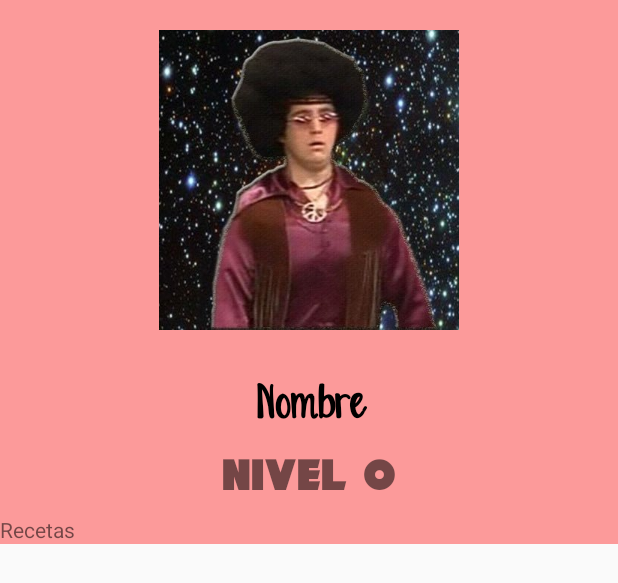
After one commit to AlexGal0/QBeat, an Android app: the layout user_view.xml on its own in the app's theme, with its tools: preview values and no code run, on a phone screen of 412 x 824 dp. The commit adds this screen. Shown: the top 583 px of the screen. Run offline under Robolectric (Android 15) with nearby library versions, the phone set to English and light mode, and no system bars.

Commit message:
Add users views

```diff
--- a/app/src/main/AndroidManifest.xml
+++ b/app/src/main/AndroidManifest.xml
@@ -31,6 +31,7 @@
         <activity android:name=".Login"                     android:screenOrientation="portrait"/>
         <activity android:name=".Registrar"                 android:screenOrientation="portrait"/>
         <activity android:name=".Add_Ingredient"            android:screenOrientation="portrait"/>
+        <activity android:name=".UserView"                  android:screenOrientation="portrait"/>
         <activity android:name=".ImageViewCompleteFragment"/>
 
     </application>
--- a/app/src/main/java/android/bignerdranch/com/myapplication/AdapterRecycleViewHome.java
+++ b/app/src/main/java/android/bignerdranch/com/myapplication/AdapterRecycleViewHome.java
@@ -91,7 +91,7 @@ public class AdapterRecycleViewHome extends RecyclerView.Adapter<AdapterRecycleV
                 holder.download.setOnClickListener(new DownloadButtonClickListener(receta, holder.imagen, holder.download, holder.progressBar));
             }
             else{
-                holder.imagen.setImageBitmap(Util.fixSize(receta.getImage(), 100));
+                holder.imagen.setImageBitmap(Util.scaleTo(receta.getImage(), 100));
                 holder.progressBar.setVisibility(View.GONE);
                 holder.imagen.setVisibility(View.VISIBLE);
                 holder.download.setVisibility(View.GONE);
@@ -133,7 +133,7 @@ public class AdapterRecycleViewHome extends RecyclerView.Adapter<AdapterRecycleV
 
                         receta.setImage(bytes);
                         Log.i("DESCARGA DE IMAGENES", "AVISO!!!");
-                        imagen.setImageBitmap(Util.fixSize(bytes, 200));
+                        imagen.setImageBitmap(Util.fixSize(bytes));
                         progressBar.setVisibility(View.GONE);
                         imagen.setVisibility(View.VISIBLE);
                         download.setVisibility(View.GONE);
@@ -149,7 +149,7 @@ public class AdapterRecycleViewHome extends RecyclerView.Adapter<AdapterRecycleV
 
             }
             else{
-                imagen.setImageBitmap(Util.fixSize(receta.getImage(), 200));
+                imagen.setImageBitmap(Util.fixSize(receta.getImage()));
                 progressBar.setVisibility(View.GONE);
                 imagen.setVisibility(View.VISIBLE);
                 download.setVisibility(View.GONE);
--- /dev/null
+++ b/app/src/main/res/layout/user_view.xml
@@ -0,0 +1,111 @@
+<?xml version="1.0" encoding="utf-8"?>
+<LinearLayout xmlns:android="http://schemas.android.com/apk/res/android"
+    xmlns:app="http://schemas.android.com/apk/res-auto"
+    android:layout_width="match_parent"
+    android:layout_height="match_parent"
+    android:orientation="vertical">
+
+    <ProgressBar
+        android:id="@+id/user_progress_bar"
+        style="?android:attr/progressBarStyle"
+        android:layout_width="match_parent"
+        android:layout_height="match_parent"
+        android:padding="100dp"
+        android:visibility="gone" />
+
+
+
+    <ScrollView
+        android:layout_width="match_parent"
+        android:layout_height="match_parent">
+            <LinearLayout
+                android:layout_width="match_parent"
+                android:layout_height="wrap_content"
+                android:background="@color/ColorBannerProfile"
+                android:gravity="center"
+                android:orientation="vertical">
+
+
+                <ImageView
+                    android:id="@+id/chef_photo_user_view"
+                    android:layout_width="match_parent"
+                    android:layout_height="200dp"
+                    android:layout_margin="20dp"
+                    android:src="@mipmap/santana" />
+
+                <ProgressBar
+                    android:id="@+id/chef_image_progress_bar"
+                    style="?android:attr/progressBarStyle"
+                    android:layout_width="150dp"
+                    android:layout_height="150dp"
+                    android:layout_margin="20dp"
+                    android:visibility="gone" />
+
+                <LinearLayout
+                    android:layout_width="match_parent"
+                    android:layout_height="wrap_content"
+                    android:layout_margin="5dp"
+                    android:gravity="center"
+                    android:orientation="vertical">
+
+                    <TextView
+                        android:id="@+id/chef_name_user_view"
+                        android:layout_width="match_parent"
+                        android:layout_height="wrap_content"
+                        android:layout_margin="5dp"
+                        android:fontFamily="@font/orangeblossoms"
+                        android:gravity="center"
+                        android:text="Nombre"
+                        android:textColor="@color/BlackText"
+                        android:textSize="30sp"
+                        android:textStyle="bold" />
+
+                    <LinearLayout
+                        android:layout_width="match_parent"
+                        android:layout_height="match_parent"
+                        android:orientation="horizontal">
+
+                        <TextView
+                            android:layout_width="wrap_content"
+                            android:layout_height="wrap_content"
+                            android:layout_margin="5dp"
+                            android:layout_weight="1"
+                            android:fontFamily="@font/cryogenix"
+                            android:gravity="right"
+                            android:text="@string/nivel_text"
+                            android:textSize="30sp" />
+
+                        <TextView
+                            android:id="@+id/chef_level_user_view"
+                            android:layout_width="wrap_content"
+                            android:layout_height="match_parent"
+                            android:layout_margin="5dp"
+                            android:layout_weight="1"
+                            android:fontFamily="@font/cryogenix"
+                            android:gravity="left"
+
+                            android:text="0"
+                            android:textSize="30sp" />
+
+                    </LinearLayout>
+
+                </LinearLayout>
+
+                <TextView
+                    android:layout_width="match_parent"
+                    android:layout_height="wrap_content"
+                    android:layout_weight="1"
+                    android:text="Recetas" />
+
+                <LinearLayout
+                    android:id="@+id/chef_recipe_container"
+                    android:layout_width="match_parent"
+                    android:layout_height="match_parent"
+                    android:orientation="vertical"></LinearLayout>
+
+
+            </LinearLayout>
+
+
+        </ScrollView>
+</LinearLayout>
```
Also changed, not shown: app/src/main/java/android/bignerdranch/com/myapplication/DataBase.java (+29 -1 lines), app/src/main/java/android/bignerdranch/com/myapplication/HomeFragment.java (+6 -4 lines), app/src/main/java/android/bignerdranch/com/myapplication/MyRecipeFragment.java (+24 -12 lines), app/src/main/java/android/bignerdranch/com/myapplication/RecipeView.java (+44 -5 lines), app/src/main/java/android/bignerdranch/com/myapplication/UserView.java (added, +177 -0 lines), app/src/main/java/android/bignerdranch/com/myapplication/Usuario.java (+0 -14 lines), app/src/main/res/layout/recipe_view.xml (+8 -0 lines), 3 other files.
